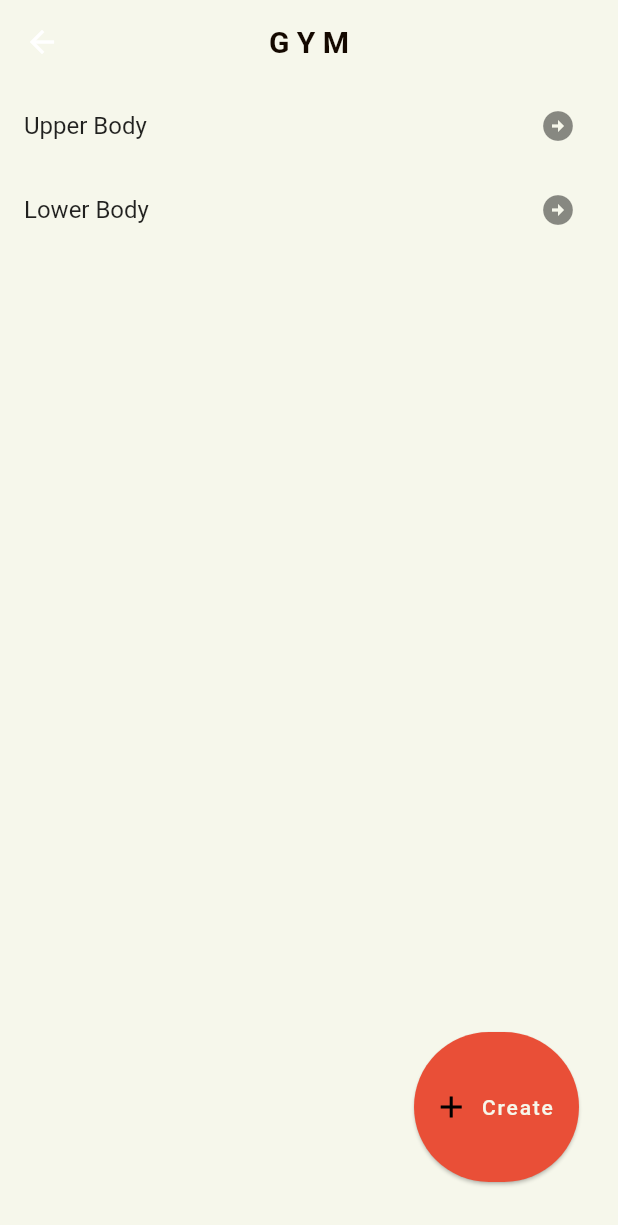
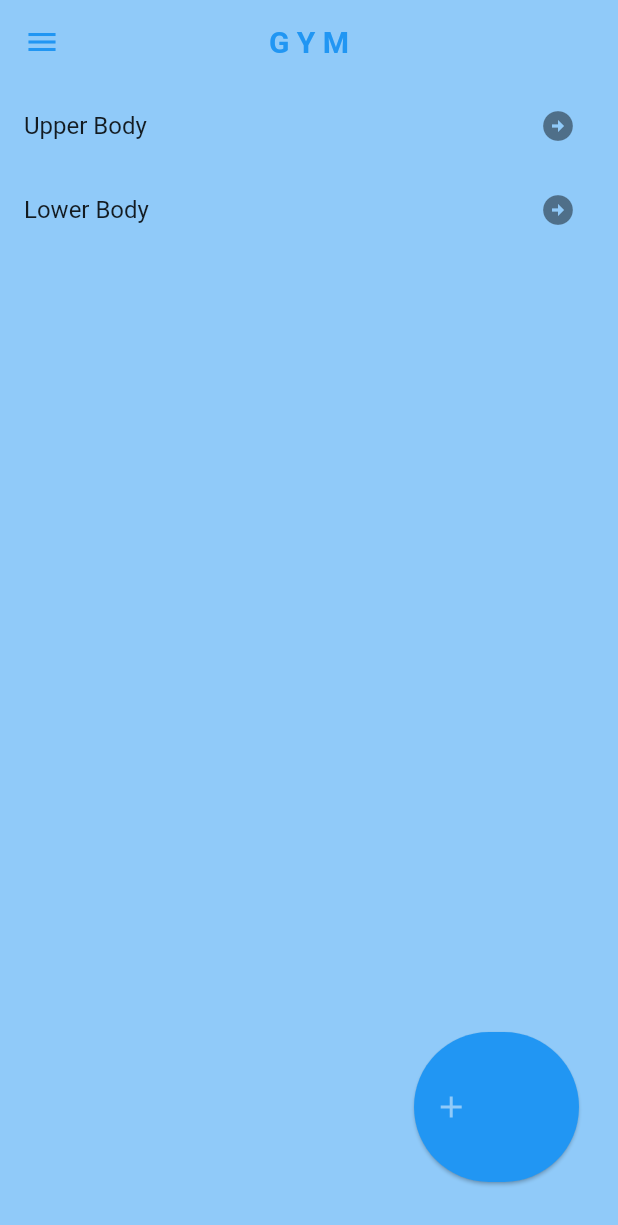
Before and after one commit to AnthonyBeerus/project_kaizen, a Flutter app: the WorkoutScreen screen opened directly, on a phone screen of 412 x 824 dp. Shown: the top 1225 px of the screen. Run offline on Flutter 3.47's test engine with Material 2 defaults, Android fonts, the phone set to English and light mode, and no system bars; drawn by our look-alikes of flutter_speed_dial; our stand-ins replace dot_navigation_bar; statements that could not run were skipped.

Commit message:
Changed colors to either dark mode colors and light mode colors

```diff
--- a/lib/Presentation Layer/pages/message_screen.dart
+++ b/lib/Presentation Layer/pages/message_screen.dart
@@ -15,12 +15,12 @@
   @override
   Widget build(BuildContext context) {
     return Scaffold(
-      backgroundColor: secondaryColor,
+      backgroundColor: Theme.of(context).colorScheme.background,
       body: Center(
         child: Text(
           'Chat',
           style: TextStyle(
-            color: textColor,
+            color: Theme.of(context).colorScheme.primary,
             fontSize: 50,
             fontWeight: FontWeight.bold,
             fontFamily: 'Roboto',
--- a/lib/Presentation Layer/pages/routine.dart
+++ b/lib/Presentation Layer/pages/routine.dart
@@ -17,7 +17,7 @@
     return Consumer<WorkoutData>(
         builder: (context, value, child) => Scaffold(
           appBar: AppBar(
-            backgroundColor: secondaryColor,
+            backgroundColor: lightColor,
             elevation: 0,
             title: Text(
               widget.workoutName,
@@ -29,9 +29,9 @@
               ),
             ),
             centerTitle: true,
-          foregroundColor: primaryColor,
+          foregroundColor: secondaryColor,
           ),
-          backgroundColor: secondaryColor,
+          backgroundColor: lightColor,
       ),
     );
   }
--- a/lib/Presentation Layer/pages/workout_screen.dart
+++ b/lib/Presentation Layer/pages/workout_screen.dart
@@ -34,7 +34,7 @@
           top: Radius.circular(30)
         ),
       ),
-      backgroundColor: secondaryColor,
+      backgroundColor: Theme.of(context).colorScheme.background,
       context: context,
       builder: (context) => Container(
         padding: const EdgeInsets.all(16),
@@ -128,7 +128,7 @@
 
     // Set the status bar color to match the AppBar color
     SystemChrome.setSystemUIOverlayStyle(SystemUiOverlayStyle(
-      statusBarColor: thirdColor, // Set this to your AppBar color
+      statusBarColor: brandColor, // Set this to your AppBar color
     ));
   }
 
@@ -137,12 +137,16 @@
     return Consumer<WorkoutData>(
       builder: (context, value, child) => Scaffold(
         appBar: AppBar(
-          backgroundColor: secondaryColor,
+          leading: Icon(
+            Icons.menu_outlined,
+            color: Theme.of(context).colorScheme.tertiary,
+          ),
+          backgroundColor: Theme.of(context).colorScheme.background,
           elevation: 0,
           title: Text(
             'G Y M',
             style: TextStyle(
-              color: textColor,
+              color: Theme.of(context).colorScheme.tertiary,
               fontSize: 20,
               fontWeight: FontWeight.bold,
               fontFamily: 'Roboto',
@@ -150,7 +154,7 @@
           ),
           centerTitle: true,
         ),
-        backgroundColor: secondaryColor,
+        backgroundColor: Theme.of(context).colorScheme.background,
         body: ListView.builder(
           itemCount: value.getWorkoutList().length,
           itemBuilder: (context, index) => ListTile(
@@ -164,23 +168,30 @@
         floatingActionButton: SizedBox(
           height: 120,
           width: 120,
+
           child: Container(
+
             margin: const EdgeInsets.only(right: 10, bottom: 20),
             child: SpeedDial(
               label: const Text('Create'),
-              foregroundColor: secondaryColor,
+              foregroundColor: Theme.of(context).colorScheme.primary,
               animatedIcon: AnimatedIcons.add_event,
-              backgroundColor: thirdColor,
-              overlayColor: secondaryColor,
-              overlayOpacity: 0.8,
+              backgroundColor: Theme.of(context).colorScheme.secondary,
+              overlayColor: Theme.of(context).colorScheme.background,
+              overlayOpacity: 0.9,
               elevation: 1,
               spaceBetweenChildren: 10,
-              animatedIconTheme: const IconThemeData(color: Colors.black),
+              animatedIconTheme: IconThemeData(color: Theme.of(context).colorScheme.background),
               children: [
                 SpeedDialChild(
                   child: const Icon(Icons.add_chart_outlined),
+                  labelBackgroundColor: Theme.of(context).colorScheme.background,
+                  labelStyle: const TextStyle(
+                    fontFamily: "Roboto",
+                    fontSize: 15,
+                  ),
                   label: ('Add New Routine'),
-                  backgroundColor: thirdColor,
+                  backgroundColor: Theme.of(context).colorScheme.background,
                   elevation: 1,
                   onTap: () {
                     createNewWorkout(context);
@@ -188,8 +199,13 @@
                 ),
                 SpeedDialChild(
                   child: const Icon(Icons.hourglass_empty),
+                  labelBackgroundColor: Theme.of(context).colorScheme.background,
                   label: ('Start Empty Workout'),
-                  backgroundColor: thirdColor,
+                  labelStyle: const TextStyle(
+                    fontFamily: "Roboto",
+                    fontSize: 15,
+                  ),
+                  backgroundColor: Theme.of(context).colorScheme.background,
                   elevation: 1,
                   onTap: startEmptyWorkout
                 ),
--- a/lib/Presentation Layer/widgets/floating_action.dart
+++ b/lib/Presentation Layer/widgets/floating_action.dart
@@ -25,7 +25,7 @@
   Widget build(BuildContext context) {
     return Scaffold(
       floatingActionButton: SpeedDial(
-        backgroundColor: thirdColor,
+        backgroundColor: brandColor,
         overlayColor: Colors.black,
         overlayOpacity: 0.5,
         spacing: 1,
```
Also changed, not shown: lib/Presentation Layer/pages/home_screen.dart (+4 -5 lines), lib/Presentation Layer/pages/settings_screen.dart (+6 -6 lines).
